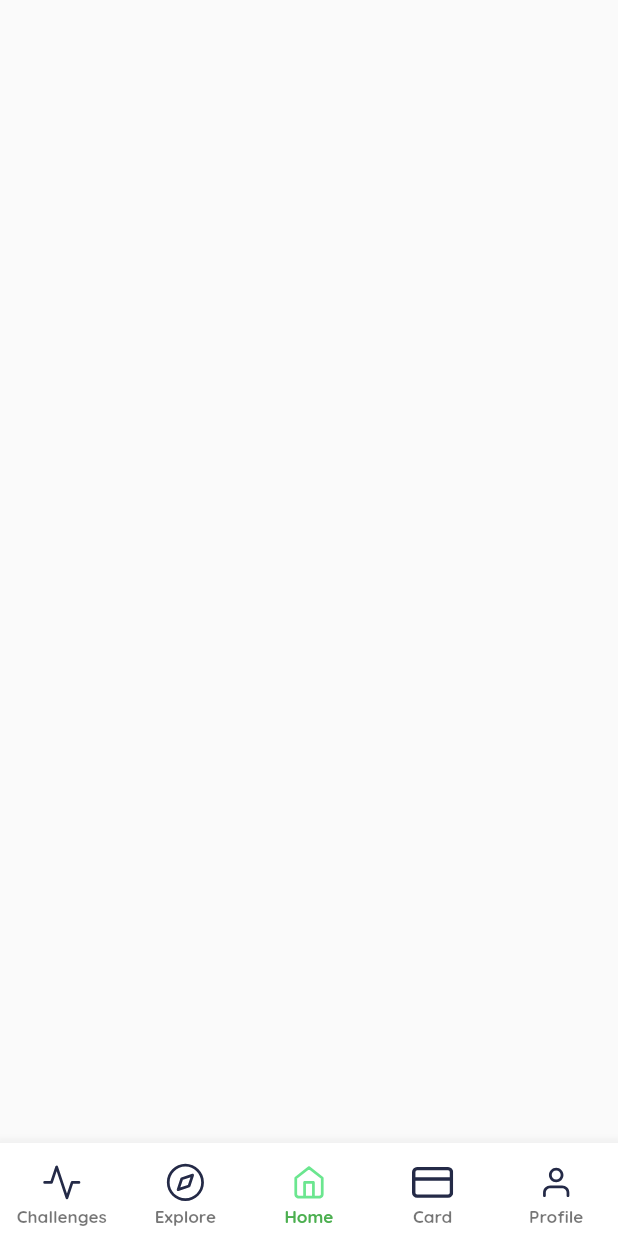
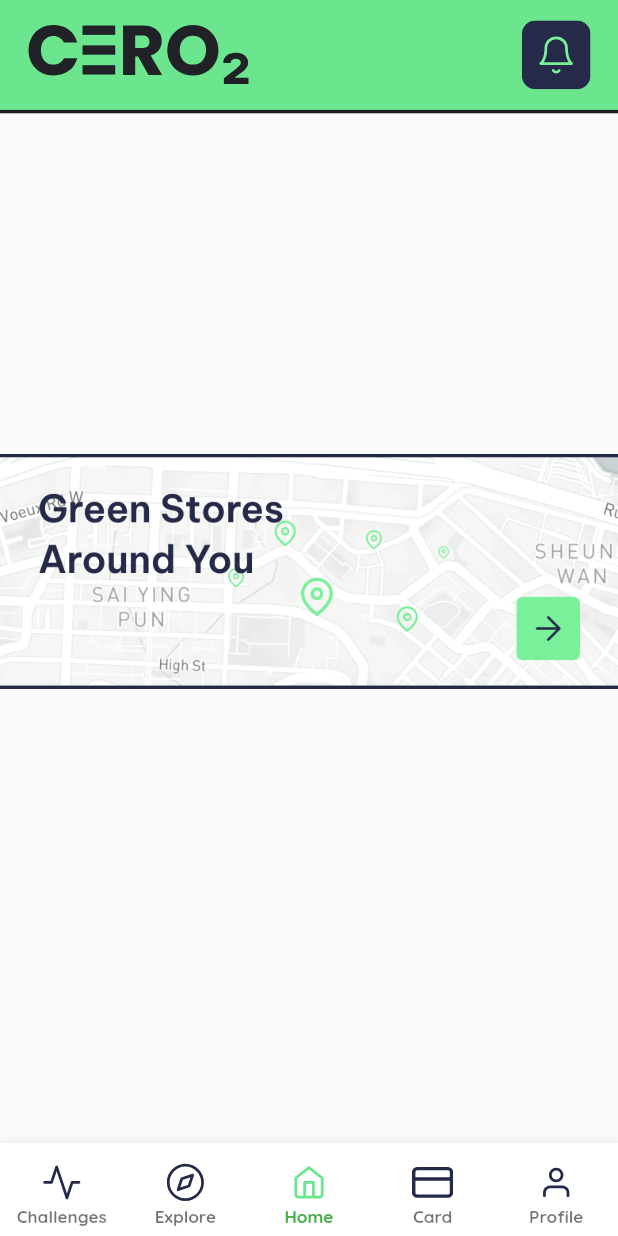
Before and after one commit to CERO2-HK/cero2, a Flutter app: the screen it shows after launch, item 3 of the bottom bar chosen, on a phone screen of 412 x 824 dp. Run offline on Flutter 3.47's test engine with Material 2 defaults, Android fonts, the phone set to English and light mode, and no system bars; our stand-ins replace device_info_plus, flutter_secure_storage, flutter_svg, get_it, google_fonts, page_transition and 2 more; accounts and stored records are empty.

Commit message:
home page

```diff
--- /dev/null
+++ b/lib/screens/home/home_view.dart
@@ -0,0 +1,71 @@
+import 'package:cero2/constants/colors.dart';
+import 'package:cero2/services/global_service.dart';
+import 'package:flutter/material.dart';
+import 'package:flutter_svg/svg.dart';
+import 'package:stacked/stacked.dart';
+
+import 'home_viewmodel.dart';
+
+class HomeView extends StatelessWidget {
+  const HomeView({Key? key}) : super(key: key);
+
+  @override
+  Widget build(BuildContext context) {
+    return ViewModelBuilder<HomeViewModel>.reactive(
+      viewModelBuilder: () => HomeViewModel(),
+      builder: (
+        BuildContext context,
+        HomeViewModel model,
+        Widget? child,
+      ) {
+        return Scaffold(
+          body: Stack(
+            children: [
+              Container(
+                width: Global.screenWidth,
+                decoration: BoxDecoration(
+                  color: AppColor.primaryColor,
+                  border: Border(
+                      bottom: BorderSide(
+                          color: AppColor.black, width: Global.s(2))),
+                ),
+                child: SafeArea(
+                  child: Container(
+                    height: Global.s(64),
+                    padding: EdgeInsets.symmetric(horizontal: Global.s(16)),
+                    child: Row(
+                      mainAxisAlignment: MainAxisAlignment.spaceBetween,
+                      children: [
+                        SvgPicture.asset(
+                          'assets/icons/CERO2_Logo.svg',
+                          semanticsLabel: 'logo',
+                          height: Global.s(40),
+                          color: AppColor.black,
+                        ),
+                        SvgPicture.asset(
+                          'assets/icons/notification-bell.svg',
+                          semanticsLabel: 'notification',
+                          height: Global.s(40),
+                        ),
+                      ],
+                    ),
+                  ),
+                ),
+              ),
+              Center(
+                child: Container(
+                  width: Global.screenWidth,
+                  decoration: BoxDecoration(
+                    image: DecorationImage(
+                        image: AssetImage("assets/images/home_map.png"),
+                        fit: BoxFit.fitWidth),
+                  ),
+                ),
+              )
+            ],
+          ),
+        );
+      },
+    );
+  }
+}
--- /dev/null
+++ b/lib/screens/home/home_viewmodel.dart
@@ -0,0 +1,3 @@
+import 'package:stacked/stacked.dart';
+
+class HomeViewModel extends BaseViewModel {}
--- a/lib/screens/navbar/navbar_view.dart
+++ b/lib/screens/navbar/navbar_view.dart
@@ -1,4 +1,5 @@
 import 'package:cero2/screens/challenges/challenges_view.dart';
+import 'package:cero2/screens/home/home_view.dart';
 import 'package:cero2/screens/profile/profile_view.dart';
 import 'package:flutter/material.dart';
 import 'package:flutter_svg/svg.dart';
@@ -120,7 +121,7 @@ class NavbarView extends StatelessWidget {
       case 1:
         return Container();
       case 2:
-        return Container();
+        return HomeView();
       case 3:
         return Container();
       case 4:
```
Also changed, not shown: assets/icons/CERO2_Logo.svg (added), assets/icons/Icon_Right.svg (added), assets/icons/notification-bell.svg (added), assets/images/home_map.png (added).
